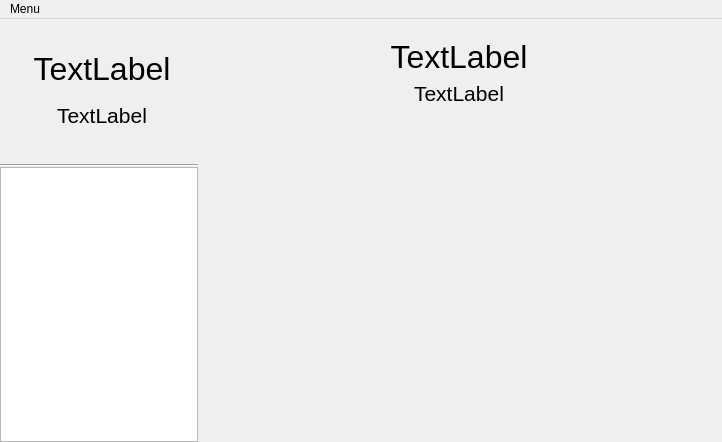
Qt form mainwindow.ui (community-ssu/clock-ui) before a commit.
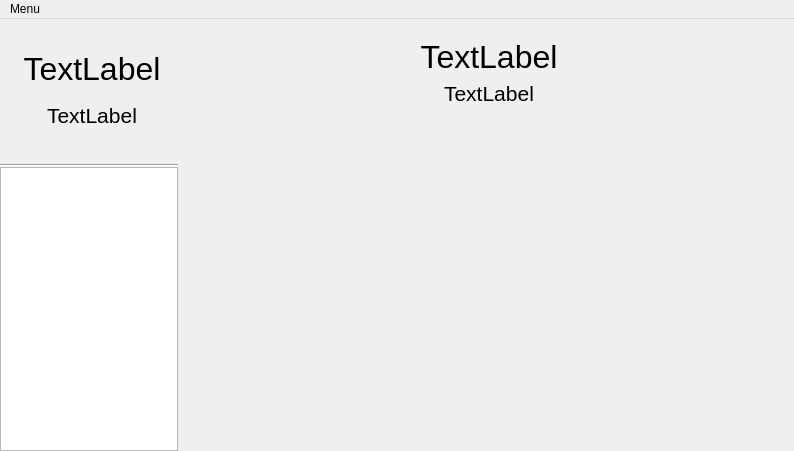
The same form after that commit. Custom widgets are drawn as their Qt base class.

Commit message: * Repositioning icons * Fix snooze making onetime alarmtime shifting afterwards * Date line secondary color in main window

Patch:
```diff
--- a/mainwindow.ui
+++ b/mainwindow.ui
@@ -6,8 +6,8 @@
    <rect>
     <x>0</x>
     <y>0</y>
-    <width>722</width>
-    <height>442</height>
+    <width>794</width>
+    <height>451</height>
    </rect>
   </property>
   <property name="windowTitle">
@@ -30,45 +30,26 @@
        <property name="topMargin">
         <number>20</number>
        </property>
-       <item row="3" column="0">
-        <widget class="AlarmButton" name="pushButton_3" native="true">
-         <property name="minimumSize">
-          <size>
-           <width>164</width>
-           <height>164</height>
-          </size>
-         </property>
-         <property name="maximumSize">
-          <size>
-           <width>164</width>
-           <height>164</height>
-          </size>
-         </property>
-         <property name="text" stdset="0">
-          <string/>
-         </property>
-        </widget>
-       </item>
-       <item row="3" column="1">
-        <widget class="AlarmButton" name="pushButton" native="true">
-         <property name="minimumSize">
-          <size>
-           <width>164</width>
-           <height>164</height>
-          </size>
-         </property>
-         <property name="maximumSize">
-          <size>
-           <width>164</width>
-           <height>164</height>
-          </size>
-         </property>
-         <property name="text" stdset="0">
-          <string/>
-         </property>
-        </widget>
-       </item>
        <item row="3" column="2">
+        <widget class="AlarmButton" name="pushButton" native="true">
+         <property name="minimumSize">
+          <size>
+           <width>164</width>
+           <height>164</height>
+          </size>
+         </property>
+         <property name="maximumSize">
+          <size>
+           <width>164</width>
+           <height>164</height>
+          </size>
+         </property>
+         <property name="text" stdset="0">
+          <string/>
+         </property>
+        </widget>
+       </item>
+       <item row="3" column="3">
         <widget class="AlarmButton" name="pushButton_2" native="true">
          <property name="minimumSize">
           <size>
@@ -87,7 +68,7 @@
          </property>
         </widget>
        </item>
-       <item row="0" column="0" colspan="3">
+       <item row="0" column="1" colspan="3">
         <widget class="QLabel" name="hour">
          <property name="font">
           <font>
@@ -105,7 +86,7 @@
          </property>
         </widget>
        </item>
-       <item row="1" column="0" colspan="3">
+       <item row="1" column="1" colspan="3">
         <widget class="QLabel" name="date">
          <property name="font">
           <font>
@@ -123,42 +104,8 @@
          </property>
         </widget>
        </item>
-       <item row="2" column="0" colspan="3">
-        <spacer name="verticalSpacer_2">
-         <property name="orientation">
-          <enum>Qt::Vertical</enum>
-         </property>
-         <property name="sizeType">
-          <enum>QSizePolicy::Fixed</enum>
-         </property>
-         <property name="sizeHint" stdset="0">
-          <size>
-           <width>20</width>
-           <height>36</height>
-          </size>
-         </property>
-        </spacer>
-       </item>
-       <item row="5" column="0">
-        <widget class="QLabel" name="label">
-         <property name="font">
-          <font>
-           <pointsize>14</pointsize>
-          </font>
-         </property>
-         <property name="styleSheet">
-          <string/>
-         </property>
-         <property name="text">
-          <string/>
-         </property>
-         <property name="alignment">
-          <set>Qt::AlignCenter</set>
-         </property>
-        </widget>
-       </item>
        <item row="5" column="1">
-        <widget class="QLabel" name="label_2">
+        <widget class="QLabel" name="label">
          <property name="font">
           <font>
            <pointsize>14</pointsize>
@@ -176,6 +123,24 @@
         </widget>
        </item>
        <item row="5" column="2">
+        <widget class="QLabel" name="label_2">
+         <property name="font">
+          <font>
+           <pointsize>14</pointsize>
+          </font>
+         </property>
+         <property name="styleSheet">
+          <string/>
+         </property>
+         <property name="text">
+          <string/>
+         </property>
+         <property name="alignment">
+          <set>Qt::AlignCenter</set>
+         </property>
+        </widget>
+       </item>
+       <item row="5" column="3">
         <widget class="QLabel" name="label_3">
          <property name="font">
           <font>
@@ -193,7 +158,7 @@
          </property>
         </widget>
        </item>
-       <item row="6" column="1">
+       <item row="6" column="2">
         <widget class="QLabel" name="label_4">
          <property name="maximumSize">
           <size>
@@ -217,7 +182,7 @@
          </property>
         </widget>
        </item>
-       <item row="7" column="1">
+       <item row="7" column="2">
         <widget class="QLabel" name="label_5">
          <property name="maximumSize">
           <size>
@@ -241,7 +206,7 @@
          </property>
         </widget>
        </item>
-       <item row="6" column="2">
+       <item row="6" column="3">
         <widget class="QLabel" name="label_6">
          <property name="font">
           <font>
@@ -259,7 +224,7 @@
          </property>
         </widget>
        </item>
-       <item row="4" column="1">
+       <item row="4" column="2">
         <spacer name="verticalSpacer">
          <property name="orientation">
           <enum>Qt::Vertical</enum>
@@ -275,7 +240,7 @@
          </property>
         </spacer>
        </item>
-       <item row="8" column="1">
+       <item row="8" column="2">
         <spacer name="verticalSpacer_5">
          <property name="orientation">
           <enum>Qt::Vertical</enum>
@@ -288,6 +253,67 @@
          </property>
         </spacer>
        </item>
+       <item row="3" column="1">
+        <widget class="AlarmButton" name="pushButton_3" native="true">
+         <property name="minimumSize">
+          <size>
+           <width>164</width>
+           <height>164</height>
+          </size>
+         </property>
+         <property name="maximumSize">
+          <size>
+           <width>164</width>
+           <height>164</height>
+          </size>
+         </property>
+         <property name="text" stdset="0">
+          <string/>
+         </property>
+        </widget>
+       </item>
+       <item row="2" column="1" colspan="3">
+        <spacer name="verticalSpacer_2">
+         <property name="orientation">
+          <enum>Qt::Vertical</enum>
+         </property>
+         <property name="sizeType">
+          <enum>QSizePolicy::Fixed</enum>
+         </property>
+         <property name="sizeHint" stdset="0">
+          <size>
+           <width>20</width>
+           <height>42</height>
+          </size>
+         </property>
+        </spacer>
+       </item>
+       <item row="3" column="0">
+        <spacer name="verticalSpacer_6">
+         <property name="orientation">
+          <enum>Qt::Vertical</enum>
+         </property>
+         <property name="sizeHint" stdset="0">
+          <size>
+           <width>50</width>
+           <height>40</height>
+          </size>
+         </property>
+        </spacer>
+       </item>
+       <item row="3" column="4">
+        <spacer name="verticalSpacer_7">
+         <property name="orientation">
+          <enum>Qt::Vertical</enum>
+         </property>
+         <property name="sizeHint" stdset="0">
+          <size>
+           <width>42</width>
+           <height>40</height>
+          </size>
+         </property>
+        </spacer>
+       </item>
       </layout>
      </widget>
     </item>
@@ -459,7 +485,7 @@
     <rect>
      <x>0</x>
      <y>0</y>
-     <width>722</width>
+     <width>794</width>
      <height>25</height>
     </rect>
    </property>
```
The commit also changes 3 other files.
